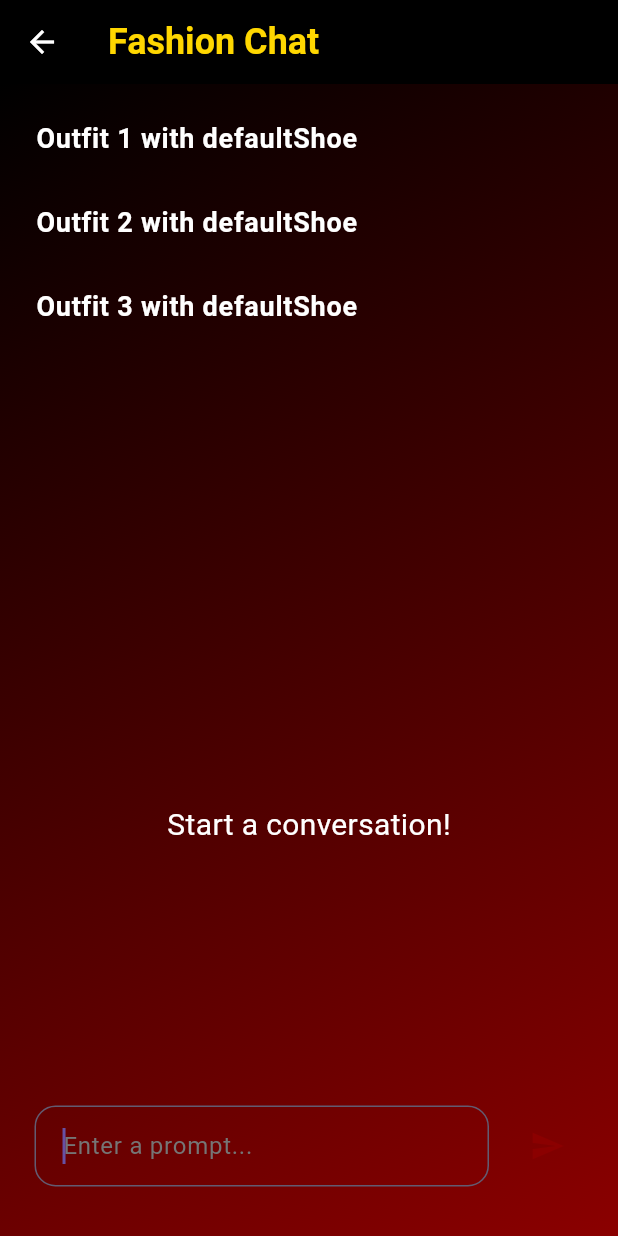
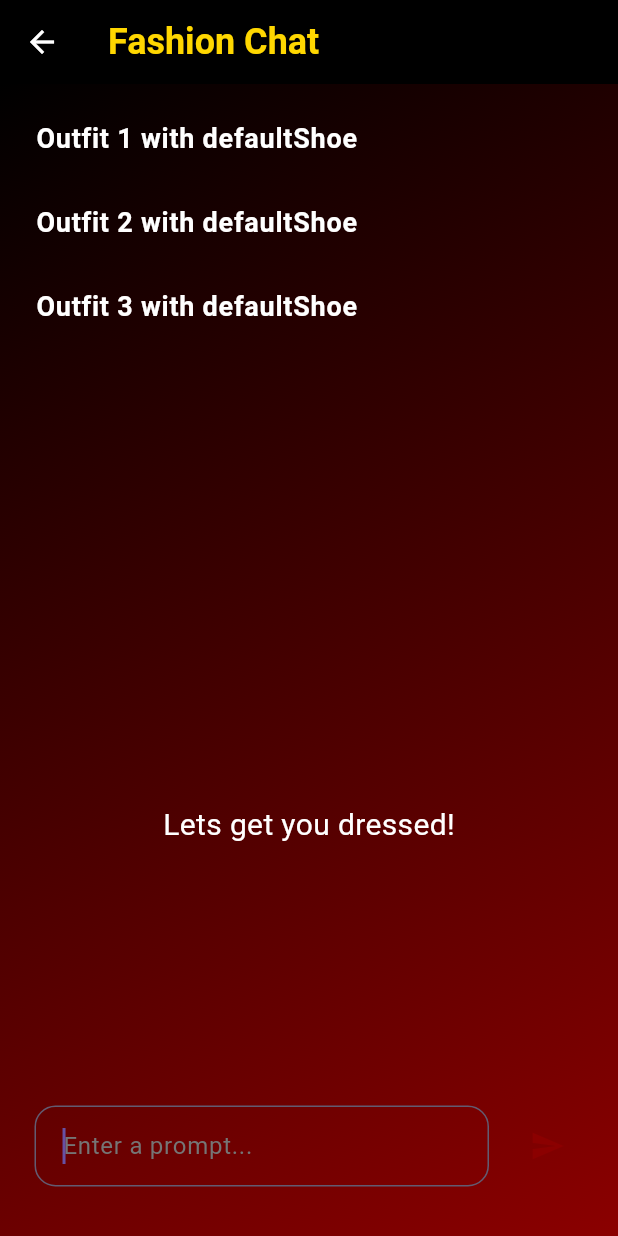
Before and after one commit to Valmach/sg_boxes2, a Flutter app: the ChatScreen screen opened directly, on a phone screen of 412 x 824 dp. Run offline on Flutter 3.47's test engine with Material 3 defaults, Android fonts, the phone set to English and light mode, and no system bars; our stand-ins replace carousel_slider, flutter_markdown, google_generative_ai.

Commit message:
updated detailed screens, customization_paint screens

```diff
--- a/lib/widget/chat_widget.dart
+++ b/lib/widget/chat_widget.dart
@@ -118,7 +118,7 @@ class _ChatScreenState extends State<ChatScreen> {
                   child: _chat.history.isEmpty
                       ? const Center(
                           child: Text(
-                            'Start a conversation!',
+                            'Lets get you dressed!',
                             style: TextStyle(
                               color: Color(0xFFFFFFFF),
                               fontSize: 20,
```
